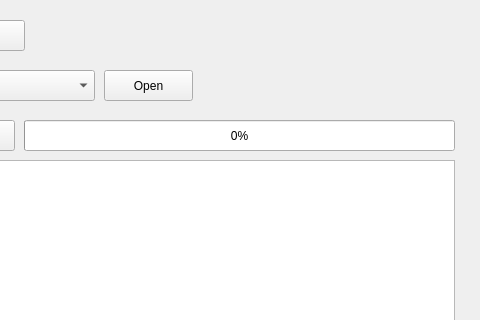
Old version of the form z80-boot-loader-pc-app/mainwindow.ui in the repository dev-board-tech/z80-boot-loader; both pictures show x 106 to 586 and y 0 to 320 of the 586 by 437 pixel window.
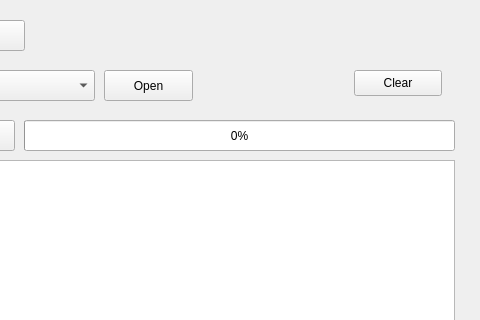
New version of the form. Icons and pictures are not drawn.

Patch:
```diff
--- a/z80-boot-loader-pc-app/mainwindow.ui
+++ b/z80-boot-loader-pc-app/mainwindow.ui
@@ -130,6 +130,19 @@
      <number>5</number>
     </property>
    </widget>
+   <widget class="QPushButton" name="pushButton_Clear">
+    <property name="geometry">
+     <rect>
+      <x>460</x>
+      <y>70</y>
+      <width>88</width>
+      <height>26</height>
+     </rect>
+    </property>
+    <property name="text">
+     <string>Clear</string>
+    </property>
+   </widget>
   </widget>
   <widget class="QMenuBar" name="menubar">
    <property name="geometry">
```
Left out of the diff: 4 changed lines with no effect on the pictures.
